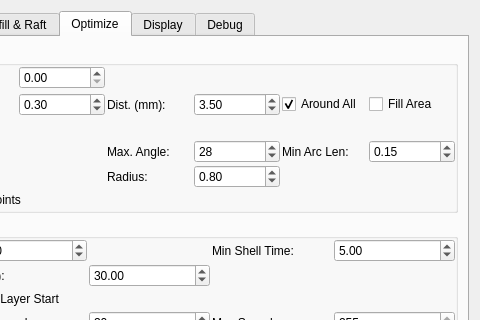
Above: RepsnapperQt/preferences_dlg.ui from timschmidt/repsnapper before the change; both pictures show x 181 to 661 and y 0 to 320 of the 661 by 689 pixel window. Below: the same form after it.
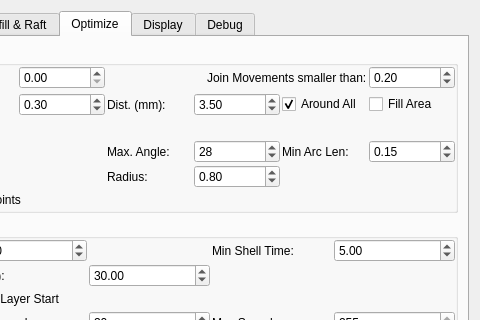
That is the form after the change. The open tabs and pages were chosen to show the change. Icons and pictures are not drawn. Custom widgets are drawn as their Qt base class.

```diff
--- a/RepsnapperQt/preferences_dlg.ui
+++ b/RepsnapperQt/preferences_dlg.ui
@@ -1730,6 +1730,23 @@
             </property>
            </widget>
           </item>
+          <item row="0" column="4" colspan="3" alignment="Qt::AlignRight">
+           <widget class="QLabel" name="label_81">
+            <property name="text">
+             <string>Join Movements smaller than:</string>
+            </property>
+           </widget>
+          </item>
+          <item row="0" column="7">
+           <widget class="QDoubleSpinBox" name="Slicing_MinCommandLength">
+            <property name="singleStep">
+             <double>0.100000000000000</double>
+            </property>
+            <property name="value">
+             <double>0.200000000000000</double>
+            </property>
+           </widget>
+          </item>
          </layout>
         </widget>
        </item>
```
Left out of the diff: 5 changed lines with no effect on the pictures.
